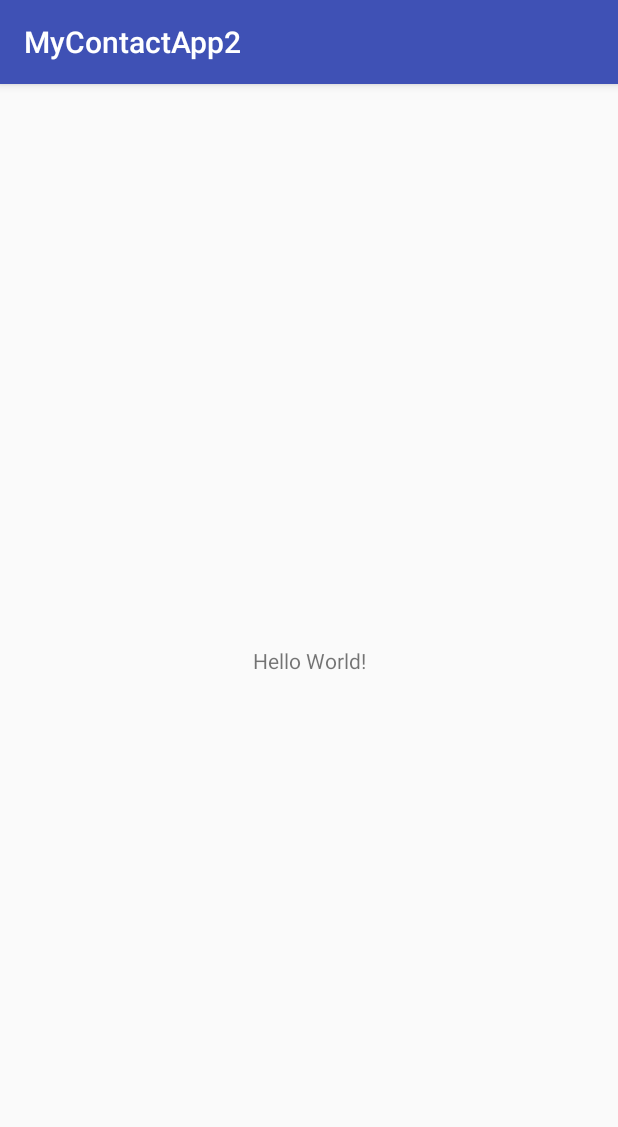
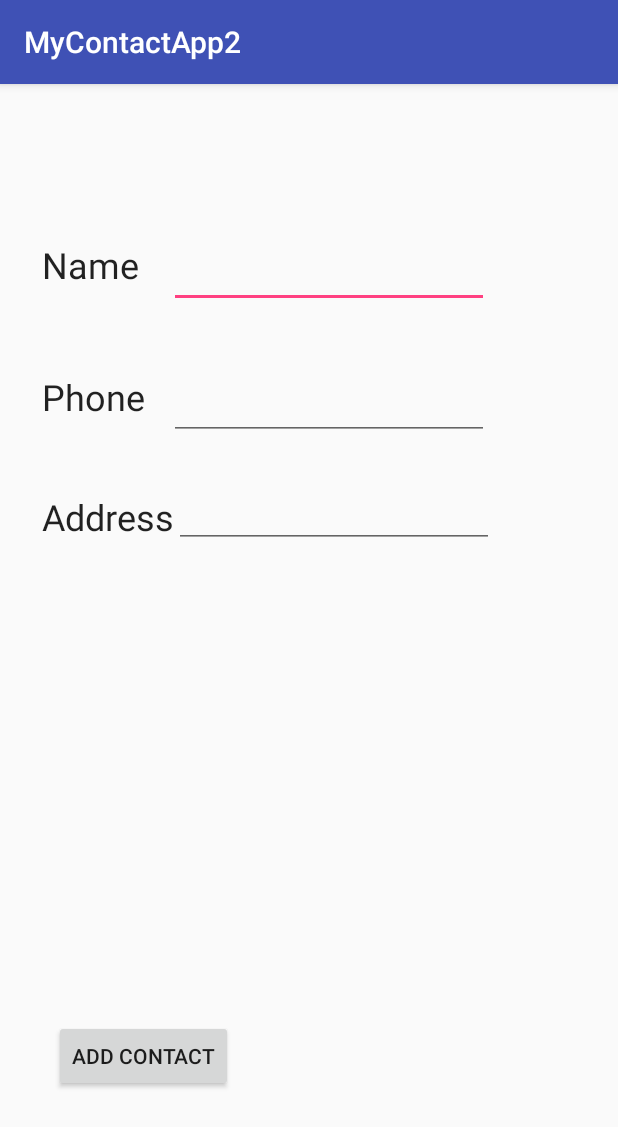
Before and after one commit to NoahKay1/KayNoah_SQLnotes2, an Android app: the screen it shows after launch (MainActivity), on a phone screen of 412 x 824 dp. Shown: the top 1127 px of the screen. Run offline under Robolectric (Android 15) with nearby library versions, the phone set to English and light mode, and no system bars; 1 statement that could not run was skipped.

```diff
--- a/app/src/main/java/com/example/kayn2930/mycontactapp2/MainActivity.java
+++ b/app/src/main/java/com/example/kayn2930/mycontactapp2/MainActivity.java
@@ -3,18 +3,35 @@ package com.example.kayn2930.mycontactapp2;
 import android.support.v7.app.AppCompatActivity;
 import android.os.Bundle;
 import android.util.Log;
+import android.view.View;
+import android.widget.EditText;
+import android.widget.Toast;
 
 public class MainActivity extends AppCompatActivity {
 
-    DataBaseHelper myDb;
-
+    DatabaseHelper myDb;
+    EditText editName;
 
     @Override
     protected void onCreate(Bundle savedInstanceState) {
         super.onCreate(savedInstanceState);
         setContentView(R.layout.activity_main);
 
-        myDb = new DataBaseHelper(this);
+        editName = findViewById(R.id.editText_name);
+
+        myDb = new DatabaseHelper(this);
         Log.d("MyContactApp", "MainActivity: instantiated myDb");
     }
+
+    public void addData(View view){
+        Log.d("MyContactApp", "MainActivity: Add contact button pressed");
+
+        boolean isInserted = myDb.insertData(editName.getText().toString(), editName.getText().toString(), editName.getText().toString());
+        if(isInserted == true){
+            Toast.makeText(MainActivity.this, "Success - contact inserted", Toast.LENGTH_LONG).show();
+        }
+        else{
+            Toast.makeText(MainActivity.this, "Failure - contact not inserted", Toast.LENGTH_LONG).show();
+        }
+    }
 }
--- a/app/src/main/res/layout/activity_main.xml
+++ b/app/src/main/res/layout/activity_main.xml
@@ -7,12 +7,78 @@
     tools:context=".MainActivity">
 
     <TextView
+        android:id="@+id/textView"
         android:layout_width="wrap_content"
         android:layout_height="wrap_content"
-        android:text="Hello World!"
-        app:layout_constraintBottom_toBottomOf="parent"
-        app:layout_constraintLeft_toLeftOf="parent"
-        app:layout_constraintRight_toRightOf="parent"
+        android:layout_marginStart="28dp"
+        android:layout_marginTop="104dp"
+        android:text="Name"
+        android:textAppearance="@style/TextAppearance.AppCompat.Headline"
+        app:layout_constraintStart_toStartOf="parent"
         app:layout_constraintTop_toTopOf="parent" />
 
+    <EditText
+        android:id="@+id/editText_name"
+        android:layout_width="wrap_content"
+        android:layout_height="wrap_content"
+        android:layout_marginStart="20dp"
+        android:layout_marginTop="104dp"
+        android:ems="10"
+        android:inputType="textPersonName"
+        app:layout_constraintStart_toEndOf="@+id/textView"
+        app:layout_constraintTop_toTopOf="parent" />
+
+    <Button
+        android:id="@+id/button"
+        android:layout_width="wrap_content"
+        android:layout_height="wrap_content"
+        android:layout_marginBottom="96dp"
+        android:layout_marginStart="36dp"
+        android:onClick="addData"
+        android:text="ADD CONTACT"
+        app:layout_constraintBottom_toBottomOf="parent"
+        app:layout_constraintStart_toStartOf="parent" />
+
+    <TextView
+        android:id="@+id/textView2"
+        android:layout_width="wrap_content"
+        android:layout_height="wrap_content"
+        android:layout_marginStart="28dp"
+        android:layout_marginTop="192dp"
+        android:text="Phone"
+        android:textAppearance="@style/TextAppearance.AppCompat.Headline"
+        app:layout_constraintStart_toStartOf="parent"
+        app:layout_constraintTop_toTopOf="parent" />
+
+    <EditText
+        android:id="@+id/editText2_phone"
+        android:layout_width="wrap_content"
+        android:layout_height="wrap_content"
+        android:layout_marginStart="16dp"
+        android:layout_marginTop="192dp"
+        android:ems="10"
+        android:inputType="textPersonName"
+        app:layout_constraintStart_toEndOf="@+id/textView2"
+        app:layout_constraintTop_toTopOf="parent" />
+
+    <EditText
+        android:id="@+id/editText3"
+        android:layout_width="wrap_content"
+        android:layout_height="wrap_content"
+        android:layout_marginTop="264dp"
+        android:ems="10"
+        android:inputType="textPersonName"
+        app:layout_constraintStart_toEndOf="@+id/textView3"
+        app:layout_constraintTop_toTopOf="parent" />
+
+    <TextView
+        android:id="@+id/textView3"
+        android:layout_width="wrap_content"
+        android:layout_height="wrap_content"
+        android:layout_marginStart="28dp"
+        android:layout_marginTop="272dp"
+        android:text="Address"
+        android:textAppearance="@style/TextAppearance.AppCompat.Headline"
+        app:layout_constraintStart_toStartOf="parent"
+        app:layout_constraintTop_toTopOf="parent" />
 </android.support.constraint.ConstraintLayout>
```
Also changed, not shown: app/src/main/java/com/example/kayn2930/mycontactapp2/DataBaseHelper.java (+28 -6 lines), 1 other file.
